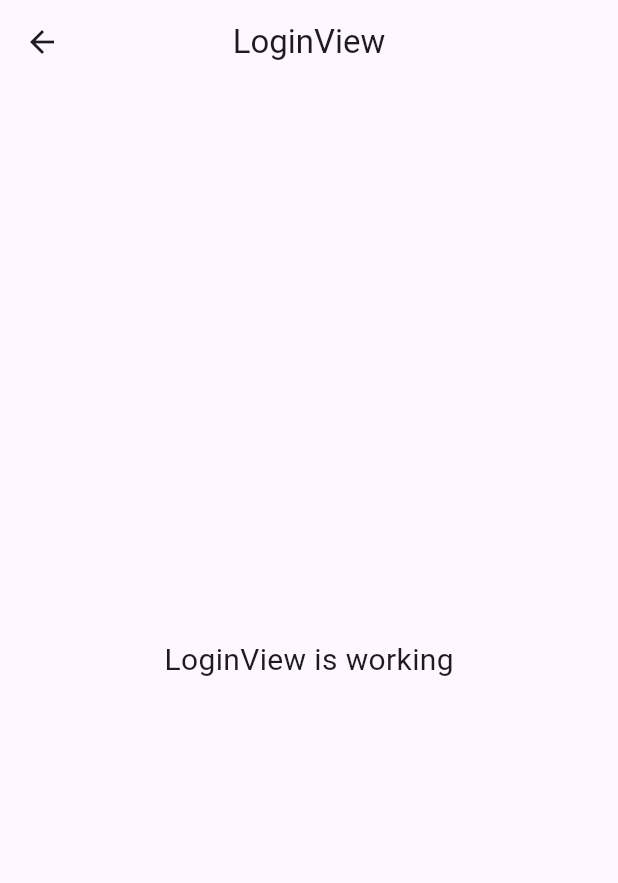
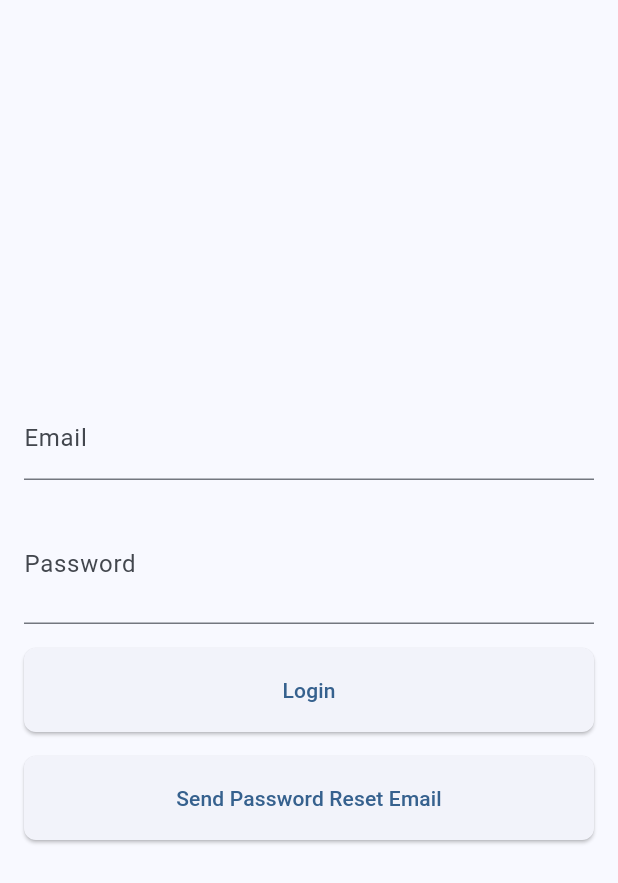
Before and after one commit to gktirkha/weight_tracker_flutter, a Flutter app: the screen it shows after launch, on a phone screen of 412 x 824 dp. Shown: the top 883 px of the screen. Run offline on Flutter 3.47's test engine with Material 3 defaults, Android fonts, the phone set to English and light mode, and no system bars; our stand-ins replace firebase_auth, firebase_core, get; accounts and stored records are empty.

Commit message:
Refactor Home and Login modules: implement logout functionality, enhance login UI with email/password fields, and add password reset feature.

```diff
--- a/lib/app/modules/login/controllers/login_controller.dart
+++ b/lib/app/modules/login/controllers/login_controller.dart
@@ -1,23 +1,37 @@
+import 'package:firebase_auth/firebase_auth.dart';
+import 'package:flutter/widgets.dart';
 import 'package:get/get.dart';
 
 class LoginController extends GetxController {
-  //TODO: Implement LoginController
+  final passwordController = TextEditingController();
+  final emailController = TextEditingController();
 
-  final count = 0.obs;
-  @override
-  void onInit() {
-    super.onInit();
+  final isObscure = true.obs;
+
+  Future<void> login() async {
+    final auth = FirebaseAuth.instance;
+    try {
+      await auth.signInWithEmailAndPassword(
+        email: emailController.text.trim(),
+        password: passwordController.text.trim(),
+      );
+      Get.offAllNamed('/home');
+    } on FirebaseAuthException catch (e) {
+      Get.snackbar(e.code, e.message ?? '');
+    } catch (e) {
+      Get.snackbar('Error', 'An unknown error occurred\n${e.toString()}');
+    }
   }
 
-  @override
-  void onReady() {
-    super.onReady();
+  Future<void> sendResetPasswordEmail() async {
+    final auth = FirebaseAuth.instance;
+    try {
+      await auth.sendPasswordResetEmail(email: emailController.text.trim());
+      Get.snackbar('Success', 'Password reset email sent');
+    } on FirebaseAuthException catch (e) {
+      Get.snackbar(e.code, e.message ?? '');
+    } catch (e) {
+      Get.snackbar('Error', 'An unknown error occurred\n${e.toString()}');
+    }
   }
-
-  @override
-  void onClose() {
-    super.onClose();
-  }
-
-  void increment() => count.value++;
 }
--- a/lib/app/modules/login/views/login_view.dart
+++ b/lib/app/modules/login/views/login_view.dart
@@ -1,5 +1,4 @@
 import 'package:flutter/material.dart';
-
 import 'package:get/get.dart';
 
 import '../controllers/login_controller.dart';
@@ -9,14 +8,70 @@ class LoginView extends GetView<LoginController> {
   @override
   Widget build(BuildContext context) {
     return Scaffold(
-      appBar: AppBar(
-        title: const Text('LoginView'),
-        centerTitle: true,
-      ),
-      body: const Center(
-        child: Text(
-          'LoginView is working',
-          style: TextStyle(fontSize: 20),
+      body: SafeArea(
+        child: Padding(
+          padding: const EdgeInsets.symmetric(horizontal: 16, vertical: 16),
+          child: Column(
+            mainAxisAlignment: MainAxisAlignment.center,
+            spacing: 16,
+            children: [
+              TextField(
+                controller: controller.emailController,
+                decoration: const InputDecoration(
+                  labelText: 'Email',
+                  hintText: 'Enter your email',
+                ),
+              ),
+              Obx(
+                () => TextField(
+                  obscureText: controller.isObscure.value,
+                  controller: controller.passwordController,
+                  decoration: InputDecoration(
+                    labelText: 'Password',
+                    hintText: 'Enter your password',
+                    suffix: IconButton(
+                      onPressed: () {
+                        controller.isObscure.value =
+                            !controller.isObscure.value;
+                      },
+                      icon: Icon(
+                        controller.isObscure.value
+                            ? Icons.remove_red_eye_outlined
+                            : Icons.remove_red_eye,
+                      ),
+                    ),
+                  ),
+                  obscuringCharacter: '*',
+                ),
+              ),
+              SizedBox(
+                width: double.maxFinite,
+                height: 56,
+                child: ElevatedButton(
+                  style: ElevatedButton.styleFrom(
+                    shape: RoundedRectangleBorder(
+                      borderRadius: BorderRadius.circular(8),
+                    ),
+                  ),
+                  onPressed: controller.login,
+                  child: const Text('Login'),
+                ),
+              ),
+              SizedBox(
+                width: double.maxFinite,
+                height: 56,
+                child: ElevatedButton(
+                  style: ElevatedButton.styleFrom(
+                    shape: RoundedRectangleBorder(
+                      borderRadius: BorderRadius.circular(8),
+                    ),
+                  ),
+                  onPressed: controller.sendResetPasswordEmail,
+                  child: const Text('Send Password Reset Email'),
+                ),
+              ),
+            ],
+          ),
         ),
       ),
     );
--- a/lib/main.dart
+++ b/lib/main.dart
@@ -10,6 +10,9 @@ void main() async {
   await Firebase.initializeApp(options: DefaultFirebaseOptions.currentPlatform);
   runApp(
     GetMaterialApp(
+      debugShowCheckedModeBanner: false,
+      themeMode: ThemeMode.dark,
+      theme: ThemeData(colorSchemeSeed: Colors.blue),
       title: 'Weight Tracker',
       initialRoute: AppPages.INITIAL,
       getPages: AppPages.routes,
```
Also changed, not shown: lib/app/modules/home/controllers/home_controller.dart (+6 -18 lines), lib/app/modules/home/views/home_view.dart (+10 -2 lines).
